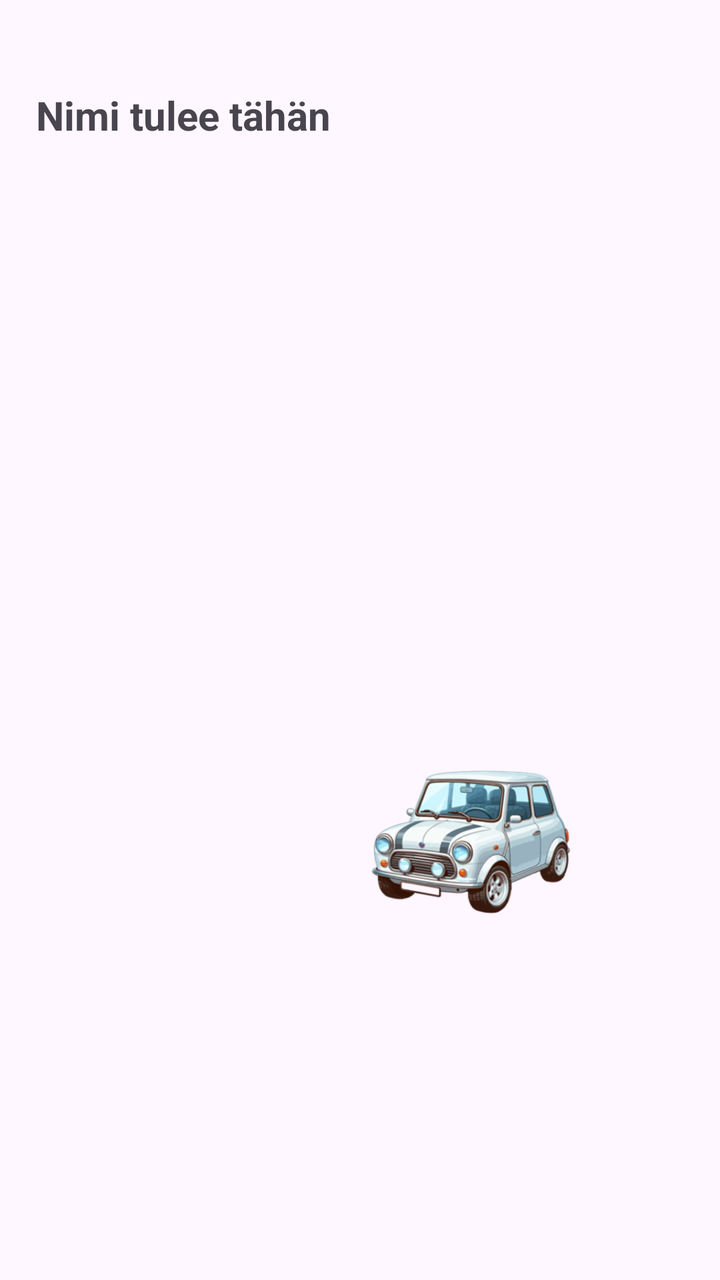
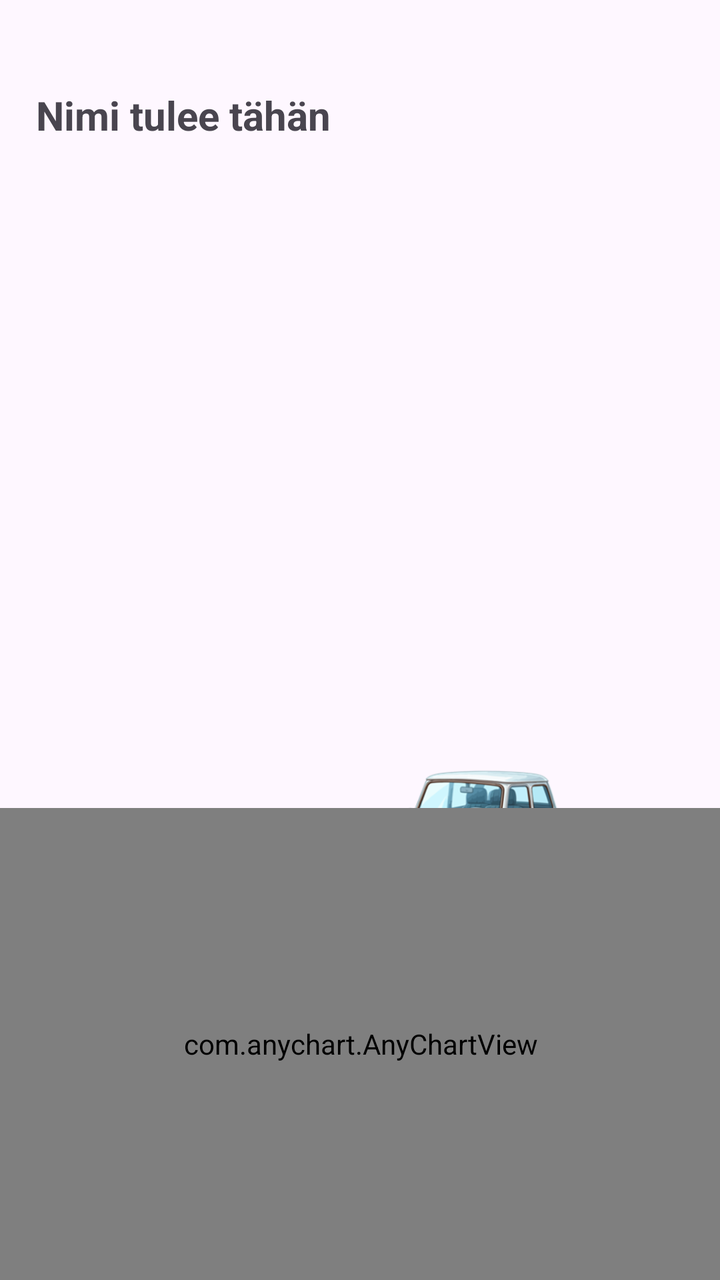

An Android layout rendered at two revisions. The XML below is the earlier revision; the diff shows what the commit changed to produce the second picture.
<!-- AndroidManifest.xml: application theme Theme.OO_Ohjelmointi_Projekti -->
<!-- res/layout/fragment_city_info.xml -->
<?xml version="1.0" encoding="utf-8"?>
<androidx.constraintlayout.widget.ConstraintLayout
    xmlns:android="http://schemas.android.com/apk/res/android"
    xmlns:app="http://schemas.android.com/apk/res-auto"
    xmlns:tools="http://schemas.android.com/tools"
    android:layout_width="match_parent"
    android:layout_height="match_parent"
    tools:context=".fragments.CityInfoFragment">

    <TextView
        android:id="@+id/TemperatureText"
        android:layout_width="318dp"
        android:layout_height="23dp"
        android:layout_marginTop="8dp"
        app:layout_constraintEnd_toEndOf="parent"
        app:layout_constraintHorizontal_bias="0.505"
        app:layout_constraintStart_toStartOf="parent"
        app:layout_constraintTop_toBottomOf="@+id/EmploymentSelfSufficiencyText" />

    <TextView
        android:id="@+id/WeatherDescriptionText"
        android:layout_width="318dp"
        android:layout_height="23dp"
        android:layout_marginTop="8dp"
        app:layout_constraintEnd_toEndOf="parent"
        app:layout_constraintHorizontal_bias="0.505"
        app:layout_constraintStart_toStartOf="parent"
        app:layout_constraintTop_toBottomOf="@+id/TemperatureText" />

    <TextView
        android:id="@+id/CarAmountText"
        android:layout_width="318dp"
        android:layout_height="23dp"
        android:layout_marginTop="8dp"
        app:layout_constraintEnd_toEndOf="parent"
        app:layout_constraintHorizontal_bias="0.505"
        app:layout_constraintStart_toStartOf="parent"
        app:layout_constraintTop_toBottomOf="@+id/WeatherDescriptionText" />

    <TextView
        android:id="@+id/EmploymentSelfSufficiencyText"
        android:layout_width="318dp"
        android:layout_height="23dp"
        android:layout_marginTop="8dp"
        app:layout_constraintEnd_toEndOf="parent"
        app:layout_constraintHorizontal_bias="0.505"
        app:layout_constraintStart_toStartOf="parent"
        app:layout_constraintTop_toBottomOf="@+id/EmploymentRateText" />

    <TextView
        android:id="@+id/EmploymentRateText"
        android:layout_width="318dp"
        android:layout_height="23dp"
        android:layout_marginTop="8dp"
        app:layout_constraintEnd_toEndOf="parent"
        app:layout_constraintHorizontal_bias="0.505"
        app:layout_constraintStart_toStartOf="parent"
        app:layout_constraintTop_toBottomOf="@+id/PopulationChangeText" />

    <TextView
        android:id="@+id/PopulationChangeText"
        android:layout_width="318dp"
        android:layout_height="23dp"
        android:layout_marginTop="8dp"
        app:layout_constraintEnd_toEndOf="parent"
        app:layout_constraintStart_toStartOf="parent"
        app:layout_constraintTop_toBottomOf="@+id/CityOnePopulationAmountText" />

    <TextView
        android:id="@+id/CityWikiUrlText"
        android:layout_width="318dp"
        android:layout_height="23dp"
        android:layout_marginTop="8dp"
        android:autoLink="web"
        android:linksClickable="true"
        app:layout_constraintEnd_toEndOf="parent"
        app:layout_constraintStart_toStartOf="parent"
        app:layout_constraintTop_toBottomOf="@+id/CityDescriptionText" />

    <TextView
        android:id="@+id/CityOnePopulationAmountText"
        android:layout_width="318dp"
        android:layout_height="23dp"
        android:layout_marginTop="8dp"
        app:layout_constraintEnd_toEndOf="parent"
        app:layout_constraintStart_toStartOf="parent"
        app:layout_constraintTop_toBottomOf="@+id/CityWikiUrlText" />

    <TextView
        android:id="@+id/CityDescriptionText"
        android:layout_width="318dp"
        android:layout_height="23dp"
        android:layout_marginTop="8dp"
        app:layout_constraintEnd_toEndOf="parent"
        app:layout_constraintStart_toStartOf="parent"
        app:layout_constraintTop_toBottomOf="@+id/CityOneNameText" />

    <TextView
        android:id="@+id/CityOneNameText"
        android:layout_width="324dp"
        android:layout_height="31dp"
        android:layout_marginTop="44dp"
        android:text="Nimi tulee tähän"
        android:textSize="20sp"
        android:textStyle="bold"
        app:layout_constraintEnd_toEndOf="parent"
        app:layout_constraintStart_toStartOf="parent"
        app:layout_constraintTop_toTopOf="parent" />

    <ImageView
        android:id="@+id/CarImageView"
        android:layout_width="175dp"
        android:layout_height="134dp"
        android:src="@drawable/car_tier_1"
        app:layout_constraintEnd_toEndOf="parent"
        app:layout_constraintHorizontal_bias="0.8"
        app:layout_constraintStart_toStartOf="parent"
        app:layout_constraintTop_toBottomOf="@+id/CarAmountText" />

</androidx.constraintlayout.widget.ConstraintLayout>
<!-- resources referenced by this layout -->
<resources>
  <!-- drawable car_tier_1: png bitmap (drawable, 109384 bytes) -->
  <style name="Theme.OO_Ohjelmointi_Projekti" parent="Base.Theme.OO_Ohjelmointi_Projekti" />
  <style name="Base.Theme.OO_Ohjelmointi_Projekti" parent="Theme.Material3.DayNight.NoActionBar">
          
          
      </style>
</resources>

<!-- the commit's change to res/layout/fragment_city_info.xml (unified diff, before → after) -->
@@ -117,4 +117,12 @@
         app:layout_constraintStart_toStartOf="parent"
         app:layout_constraintTop_toBottomOf="@+id/CarAmountText" />
 
+    <com.anychart.AnyChartView
+        android:id="@+id/populationChart"
+        android:layout_width="416dp"
+        android:layout_height="236dp"
+        app:layout_constraintBottom_toBottomOf="parent"
+        app:layout_constraintEnd_toEndOf="parent"
+        app:layout_constraintStart_toStartOf="parent" />
+
 </androidx.constraintlayout.widget.ConstraintLayout>
